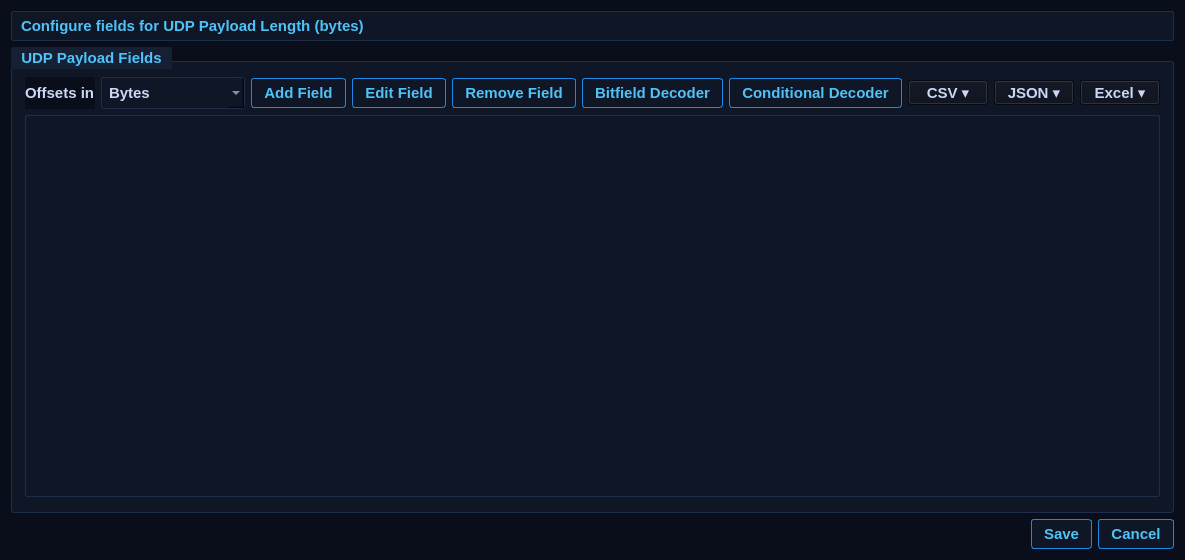
Before: the Qt Designer form app_parser/forms/FieldConfigurationDialog.ui in rohityaduvxnshi/pcapfile, drawn with Qt 5.
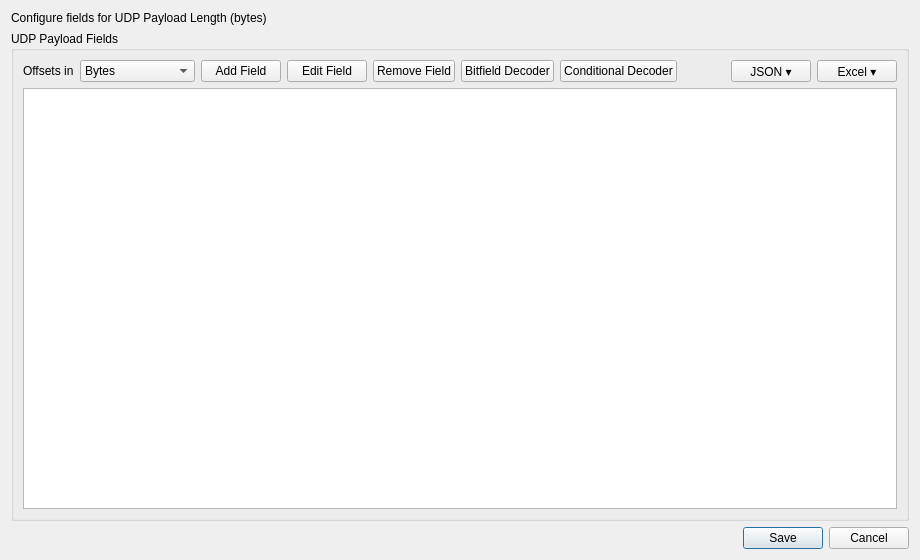
After: the same form once the commit is applied.

Diff of the .ui file:
```diff
--- a/app_parser/forms/FieldConfigurationDialog.ui
+++ b/app_parser/forms/FieldConfigurationDialog.ui
@@ -4,7 +4,6 @@
  <widget class="QDialog" name="FieldConfigurationDialog">
   <property name="geometry"><rect><x>0</x><y>0</y><width>920</width><height>560</height></rect></property>
   <property name="windowTitle"><string>Field Configuration</string></property>
-  <property name="styleSheet"><string>QWidget{font-family:&quot;Bahnschrift&quot;,&quot;Arial Narrow&quot;,Arial;font-size:11pt;font-weight:600;color:#ccd6f6;background-color:#0a0e1a;}QDialog{background-color:#0a0e1a;}QGroupBox{background-color:#0f1626;border:1px solid #1e2d4a;border-radius:3px;margin-top:14px;padding:6px 4px;}QGroupBox::title{subcontrol-origin:margin;subcontrol-position:top left;padding:2px 8px;color:#4fc3f7;background-color:#162035;border-radius:2px;font-weight:700;}QLineEdit,QSpinBox,QComboBox{background-color:#0f1626;border:1px solid #1e2d4a;border-radius:3px;padding:5px 7px;color:#ccd6f6;selection-background-color:#1c3a6e;}QLineEdit:focus,QSpinBox:focus,QComboBox:focus{border:1px solid #1e88e5;}QPushButton{background-color:#0f1626;border:1px solid #1e88e5;border-radius:3px;padding:5px 12px;color:#4fc3f7;font-weight:700;}QPushButton:hover{background-color:#1c3a6e;color:#ffffff;}QPushButton:pressed{background-color:#1565c0;}QTableWidget{background-color:#0f1626;alternate-background-color:#0c1220;gridline-color:#1a2540;border:1px solid #1e2d4a;border-radius:2px;selection-background-color:#1c3a6e;selection-color:#e8f0fe;}QHeaderView::section{background-color:#162035;color:#607d8b;border:0px;border-right:1px solid #1e2d4a;border-bottom:1px solid #1e2d4a;padding:4px 6px;font-weight:700;font-size:9pt;}QScrollBar:vertical{background:#0a0e1a;width:6px;border-radius:3px;}QScrollBar::handle:vertical{background:#1e2d4a;border-radius:3px;}QScrollBar::handle:vertical:hover{background:#1e88e5;}QScrollBar::add-line,QScrollBar::sub-line{width:0;height:0;}QLabel#lblInfo{color:#4fc3f7;background-color:#0f1626;border:1px solid #1e2d4a;border-radius:2px;padding:5px;}</string></property>
   <layout class="QVBoxLayout" name="mainLayout">
    <item><widget class="QLabel" name="lblInfo"><property name="text"><string>Configure fields for UDP Payload Length (bytes)</string></property><property name="wordWrap"><bool>true</bool></property></widget></item>
    <item>
@@ -21,7 +20,6 @@
         <item><widget class="QPushButton" name="btnBitfieldDecoder"><property name="text"><string>Bitfield Decoder</string></property></widget></item>
         <item><widget class="QPushButton" name="btnConditionalDecoder"><property name="text"><string>Conditional Decoder</string></property></widget></item>
         <item><spacer name="buttonStretch"><property name="orientation"><enum>Qt::Horizontal</enum></property><property name="sizeHint" stdset="0"><size><width>40</width><height>20</height></size></property></spacer></item>
-        <item><widget class="QToolButton" name="btnCsvMenu"><property name="toolTip"><string>CSV operations: Import, Export, Template. Bitfield/Conditional decoders are NOT included in CSV.</string></property><property name="text"><string>CSV ▾</string></property><property name="popupMode"><enum>QToolButton::InstantPopup</enum></property><property name="minimumSize"><size><width>80</width><height>0</height></size></property></widget></item>
         <item><widget class="QToolButton" name="btnJsonMenu"><property name="toolTip"><string>JSON operations: Import, Export. Bitfield/Conditional decoders ARE included in JSON.</string></property><property name="text"><string>JSON ▾</string></property><property name="popupMode"><enum>QToolButton::InstantPopup</enum></property><property name="minimumSize"><size><width>80</width><height>0</height></size></property></widget></item>
         <item><widget class="QToolButton" name="btnExcelMenu"><property name="toolTip"><string>Excel (.xlsx) operations: Import, Export. Same columns as CSV; bit decoders are not carried in the spreadsheet (use JSON for those).</string></property><property name="text"><string>Excel ▾</string></property><property name="popupMode"><enum>QToolButton::InstantPopup</enum></property><property name="minimumSize"><size><width>80</width><height>0</height></size></property></widget></item>
        </layout>
```
